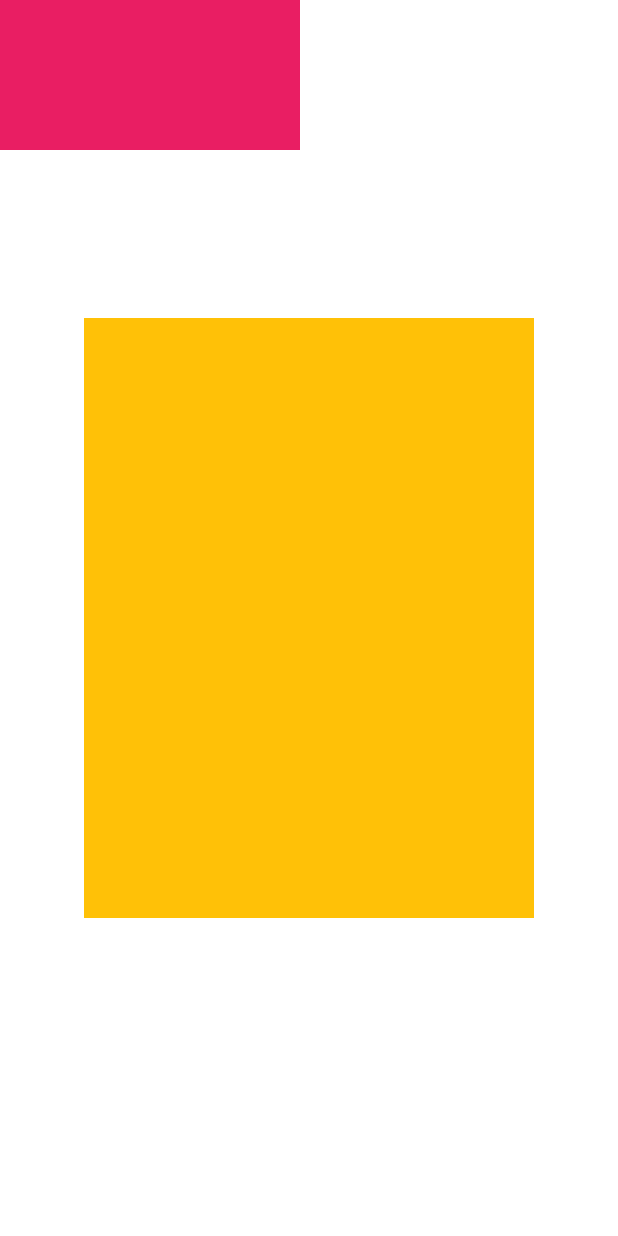
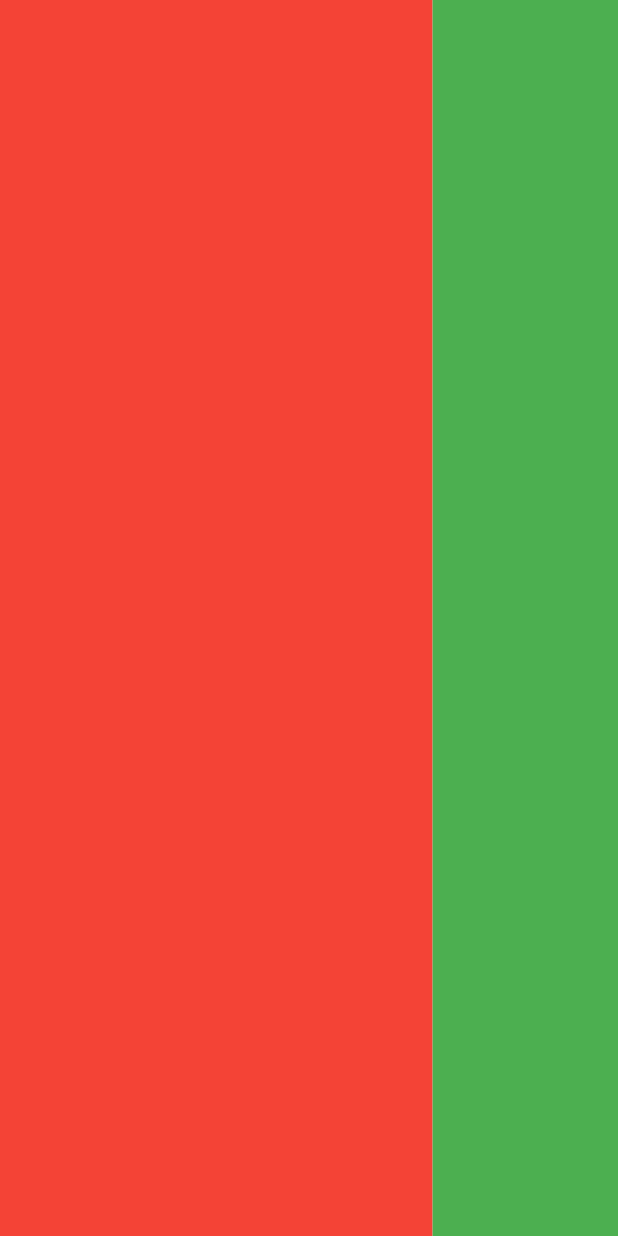
Before and after one commit to pabriciofreitas/aula-3, a Flutter app: the screen it shows after launch, on a phone screen of 412 x 824 dp. Run offline on Flutter 3.47's test engine with Material 2 defaults, Android fonts, the phone set to English and light mode, and no system bars; our stand-ins replace google_fonts.

Commit message:
feat: LayoutBuild bom para pegar tamnhp de tela, celular, pc etc

```diff
--- a/lib/ui/pages/home_page.dart
+++ b/lib/ui/pages/home_page.dart
@@ -6,34 +6,29 @@ class HomePage extends StatelessWidget {
   @override
   Widget build(BuildContext context) {
     return Scaffold(
-      body: SafeArea(
-        child: SizedBox.expand(
-          child: Container(
-              color: Colors.white,
-              child: Stack(alignment: Alignment.center,
-                  // fit: StackFit.expand, //fit redimenciona os filhos
-
-                  children: [
-                    Positioned(
-                        left: 0,
-                        top: 0,
-                        height: 100,
-                        width: 200,
-                        child: Container(
-                          color: Colors.pink,
-                        )),
-                    Container(
-                      constraints: BoxConstraints(
-                        minHeight: 400,
-                        minWidth: 300,
+        body: SafeArea(
+      child: Container(
+        color: Colors.white,
+        child: LayoutBuilder(
+            //Para defenir se é celular ou tablet ou pc // pq da row que n faz
+            builder: (context, constrainst) => Row(children: [
+                  Container(
+                    child: LayoutBuilder(
+                      builder: (context, constrainst2) => Container(
+                        width: constrainst2.maxWidth * 0.5,
                       ),
-                      height: 400,
-                      width: 300,
-                      color: Colors.amber,
                     ),
-                  ])),
-        ),
+                    color: Colors.red,
+                    width: constrainst.maxWidth *
+                        0.7, //pegando altura máxima width: constrainst.maxWidth * 0.1,
+                  ),
+                  Container(
+                    color: Colors.green,
+                    width: constrainst.maxWidth *
+                        0.3, //pegando altura máxima width: constrainst.maxWidth * 0.1,
+                  ),
+                ])),
       ),
-    );
+    ));
   }
 }
```
